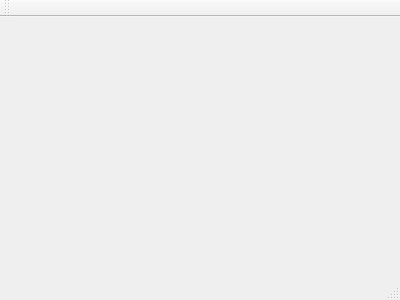
seccoale/IterativeNetworkFlow, file graphview.ui: the form before one commit.
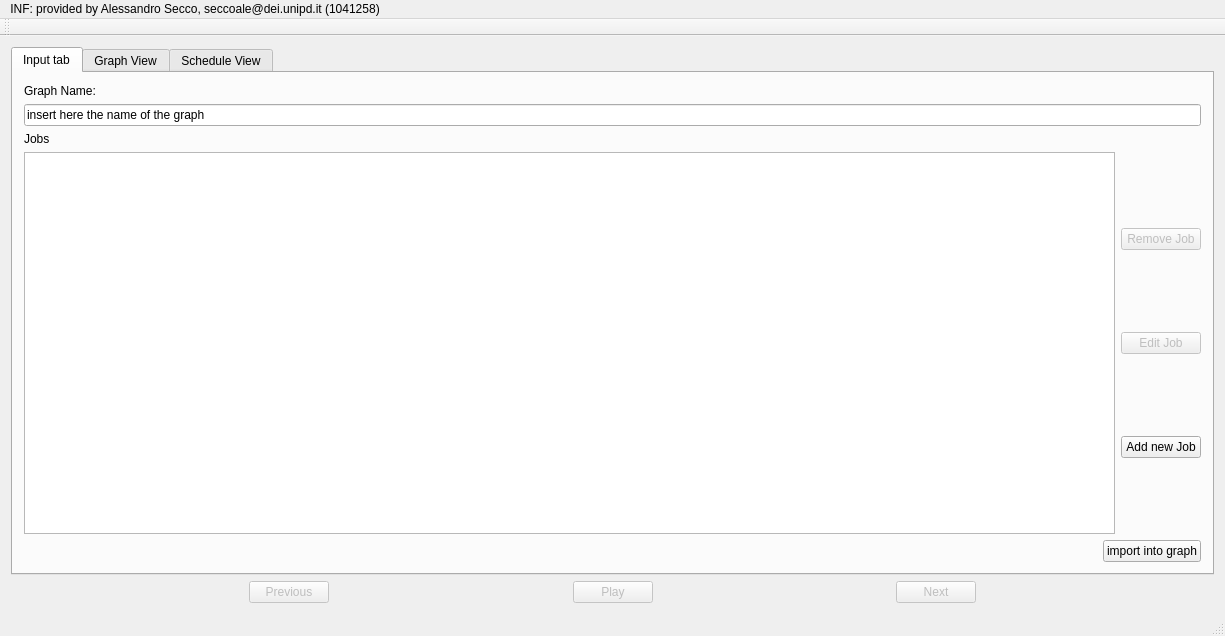
The form after the commit.

Commit message: Added Graph struct utilities (Edges, Vertexes, labels, jobs), and some ui upgrades.

Patch:
```diff
--- a/graphview.ui
+++ b/graphview.ui
@@ -1,24 +1,329 @@
 <ui version="4.0">
  <class>GraphView</class>
- <widget class="QMainWindow" name="GraphView" >
-  <property name="geometry" >
+ <widget class="QMainWindow" name="GraphView">
+  <property name="geometry">
    <rect>
     <x>0</x>
     <y>0</y>
-    <width>400</width>
-    <height>300</height>
+    <width>1225</width>
+    <height>636</height>
    </rect>
   </property>
-  <property name="windowTitle" >
+  <property name="sizePolicy">
+   <sizepolicy hsizetype="Expanding" vsizetype="Expanding">
+    <horstretch>0</horstretch>
+    <verstretch>0</verstretch>
+   </sizepolicy>
+  </property>
+  <property name="windowTitle">
    <string>GraphView</string>
   </property>
-  <widget class="QMenuBar" name="menuBar" />
-  <widget class="QToolBar" name="mainToolBar" />
-  <widget class="QWidget" name="centralWidget" />
-  <widget class="QStatusBar" name="statusBar" />
+  <widget class="QWidget" name="centralWidget">
+   <layout class="QVBoxLayout" name="verticalLayout_2">
+    <item>
+     <layout class="QVBoxLayout" name="verticalLayout">
+      <property name="sizeConstraint">
+       <enum>QLayout::SetNoConstraint</enum>
+      </property>
+      <item>
+       <widget class="QTabWidget" name="tabWidget">
+        <property name="currentIndex">
+         <number>0</number>
+        </property>
+        <widget class="QWidget" name="input_tab">
+         <property name="toolTip">
+          <string>&lt;html&gt;&lt;head/&gt;&lt;body&gt;&lt;p&gt;insert the graph syntax&lt;/p&gt;&lt;/body&gt;&lt;/html&gt;</string>
+         </property>
+         <attribute name="title">
+          <string>Input tab</string>
+         </attribute>
+         <layout class="QHBoxLayout" name="horizontalLayout_2">
+          <item>
+           <layout class="QVBoxLayout" name="verticalLayout_5">
+            <item>
+             <widget class="QLabel" name="label">
+              <property name="sizePolicy">
+               <sizepolicy hsizetype="Expanding" vsizetype="Minimum">
+                <horstretch>0</horstretch>
+                <verstretch>0</verstretch>
+               </sizepolicy>
+              </property>
+              <property name="text">
+               <string>Graph Name:</string>
+              </property>
+             </widget>
+            </item>
+            <item>
+             <widget class="QLineEdit" name="lineEdit">
+              <property name="text">
+               <string>insert here the name of the graph</string>
+              </property>
+             </widget>
+            </item>
+            <item>
+             <widget class="QLabel" name="label_2">
+              <property name="text">
+               <string>Jobs</string>
+              </property>
+             </widget>
+            </item>
+            <item>
+             <layout class="QHBoxLayout" name="horizontalLayout_4">
+              <item>
+               <widget class="QListWidget" name="listJob"/>
+              </item>
+              <item>
+               <layout class="QVBoxLayout" name="verticalLayout_6">
+                <item>
+                 <spacer name="verticalSpacer_3">
+                  <property name="orientation">
+                   <enum>Qt::Vertical</enum>
+                  </property>
+                  <property name="sizeHint" stdset="0">
+                   <size>
+                    <width>20</width>
+                    <height>40</height>
+                   </size>
+                  </property>
+                 </spacer>
+                </item>
+                <item>
+                 <widget class="QPushButton" name="removeBtn">
+                  <property name="enabled">
+                   <bool>false</bool>
+                  </property>
+                  <property name="text">
+                   <string>Remove Job</string>
+                  </property>
+                 </widget>
+                </item>
+                <item>
+                 <spacer name="verticalSpacer_2">
+                  <property name="orientation">
+                   <enum>Qt::Vertical</enum>
+                  </property>
+                  <property name="sizeHint" stdset="0">
+                   <size>
+                    <width>20</width>
+                    <height>40</height>
+                   </size>
+                  </property>
+                 </spacer>
+                </item>
+                <item>
+                 <widget class="QPushButton" name="editJobBtn">
+                  <property name="enabled">
+                   <bool>false</bool>
+                  </property>
+                  <property name="text">
+                   <string>Edit Job</string>
+                  </property>
+                 </widget>
+                </item>
+                <item>
+                 <spacer name="verticalSpacer">
+                  <property name="orientation">
+                   <enum>Qt::Vertical</enum>
+                  </property>
+                  <property name="sizeHint" stdset="0">
+                   <size>
+                    <width>20</width>
+                    <height>40</height>
+                   </size>
+                  </property>
+                 </spacer>
+                </item>
+                <item>
+                 <widget class="QPushButton" name="add_job_button">
+                  <property name="text">
+                   <string>Add new Job</string>
+                  </property>
+                 </widget>
+                </item>
+                <item>
+                 <spacer name="verticalSpacer_4">
+                  <property name="orientation">
+                   <enum>Qt::Vertical</enum>
+                  </property>
+                  <property name="sizeHint" stdset="0">
+                   <size>
+                    <width>20</width>
+                    <height>40</height>
+                   </size>
+                  </property>
+                 </spacer>
+                </item>
+               </layout>
+              </item>
+             </layout>
+            </item>
+            <item>
+             <layout class="QHBoxLayout" name="horizontalLayout_3">
+              <item>
+               <spacer name="horizontalSpacer_5">
+                <property name="orientation">
+                 <enum>Qt::Horizontal</enum>
+                </property>
+                <property name="sizeHint" stdset="0">
+                 <size>
+                  <width>40</width>
+                  <height>20</height>
+                 </size>
+                </property>
+               </spacer>
+              </item>
+              <item>
+               <widget class="QPushButton" name="save_graph_button">
+                <property name="text">
+                 <string>import into graph</string>
+                </property>
+               </widget>
+              </item>
+             </layout>
+            </item>
+           </layout>
+          </item>
+         </layout>
+        </widget>
+        <widget class="QWidget" name="graph_tab">
+         <attribute name="title">
+          <string>Graph View</string>
+         </attribute>
+         <layout class="QVBoxLayout" name="verticalLayout_3">
+          <item>
+           <widget class="QGraphicsView" name="graphicsView_graph"/>
+          </item>
+         </layout>
+        </widget>
+        <widget class="QWidget" name="shedule_tab">
+         <attribute name="title">
+          <string>Schedule View</string>
+         </attribute>
+         <layout class="QVBoxLayout" name="verticalLayout_4">
+          <item>
+           <widget class="QGraphicsView" name="graphicsView_schedule"/>
+          </item>
+         </layout>
+        </widget>
+       </widget>
+      </item>
+      <item>
+       <layout class="QHBoxLayout" name="horizontalLayout">
+        <item>
+         <spacer name="horizontalSpacer">
+          <property name="orientation">
+           <enum>Qt::Horizontal</enum>
+          </property>
+          <property name="sizeHint" stdset="0">
+           <size>
+            <width>40</width>
+            <height>20</height>
+           </size>
+          </property>
+         </spacer>
+        </item>
+        <item>
+         <widget class="QPushButton" name="prevButton">
+          <property name="enabled">
+           <bool>false</bool>
+          </property>
+          <property name="text">
+           <string>Previous</string>
+          </property>
+         </widget>
+        </item>
+        <item>
+         <spacer name="horizontalSpacer_2">
+          <property name="orientation">
+           <enum>Qt::Horizontal</enum>
+          </property>
+          <property name="sizeHint" stdset="0">
+           <size>
+            <width>40</width>
+            <height>20</height>
+           </size>
+          </property>
+         </spacer>
+        </item>
+        <item>
+         <widget class="QPushButton" name="play_stop_button">
+          <property name="enabled">
+           <bool>false</bool>
+          </property>
+          <property name="text">
+           <string>Play</string>
+          </property>
+         </widget>
+        </item>
+        <item>
+         <spacer name="horizontalSpacer_3">
+          <property name="orientation">
+           <enum>Qt::Horizontal</enum>
+          </property>
+          <property name="sizeHint" stdset="0">
+           <size>
+            <width>40</width>
+            <height>20</height>
+           </size>
+          </property>
+         </spacer>
+        </item>
+        <item>
+         <widget class="QPushButton" name="nextButton">
+          <property name="enabled">
+           <bool>false</bool>
+          </property>
+          <property name="text">
+           <string>Next</string>
+          </property>
+         </widget>
+        </item>
+        <item>
+         <spacer name="horizontalSpacer_4">
+          <property name="orientation">
+           <enum>Qt::Horizontal</enum>
+          </property>
+          <property name="sizeHint" stdset="0">
+           <size>
+            <width>40</width>
+            <height>20</height>
+           </size>
+          </property>
+         </spacer>
+        </item>
+       </layout>
+      </item>
+     </layout>
+    </item>
+   </layout>
+  </widget>
+  <widget class="QMenuBar" name="menuBar">
+   <property name="geometry">
+    <rect>
+     <x>0</x>
+     <y>0</y>
+     <width>1225</width>
+     <height>23</height>
+    </rect>
+   </property>
+   <widget class="QMenu" name="menuINF_provided_by_Alessandro_Secco_seccoale_dei_unipd_it_1041258">
+    <property name="title">
+     <string>INF: provided by Alessandro Secco, seccoale@dei.unipd.it (1041258)</string>
+    </property>
+   </widget>
+   <addaction name="menuINF_provided_by_Alessandro_Secco_seccoale_dei_unipd_it_1041258"/>
+  </widget>
+  <widget class="QToolBar" name="mainToolBar">
+   <attribute name="toolBarArea">
+    <enum>TopToolBarArea</enum>
+   </attribute>
+   <attribute name="toolBarBreak">
+    <bool>false</bool>
+   </attribute>
+  </widget>
+  <widget class="QStatusBar" name="statusBar"/>
  </widget>
- <layoutDefault spacing="6" margin="11" />
- <pixmapfunction></pixmapfunction>
+ <layoutdefault spacing="6" margin="11"/>
  <resources/>
  <connections/>
 </ui>
```
Left out of the diff: 1 changed line with no effect on the pictures. The commit also changes 16 other files.
